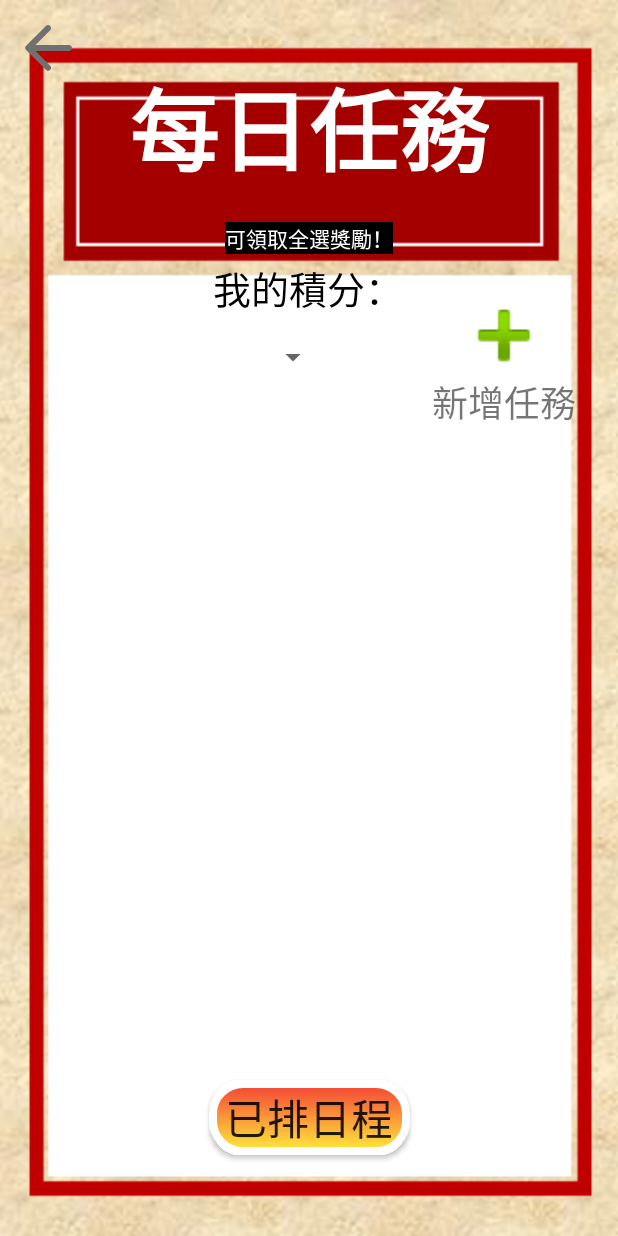
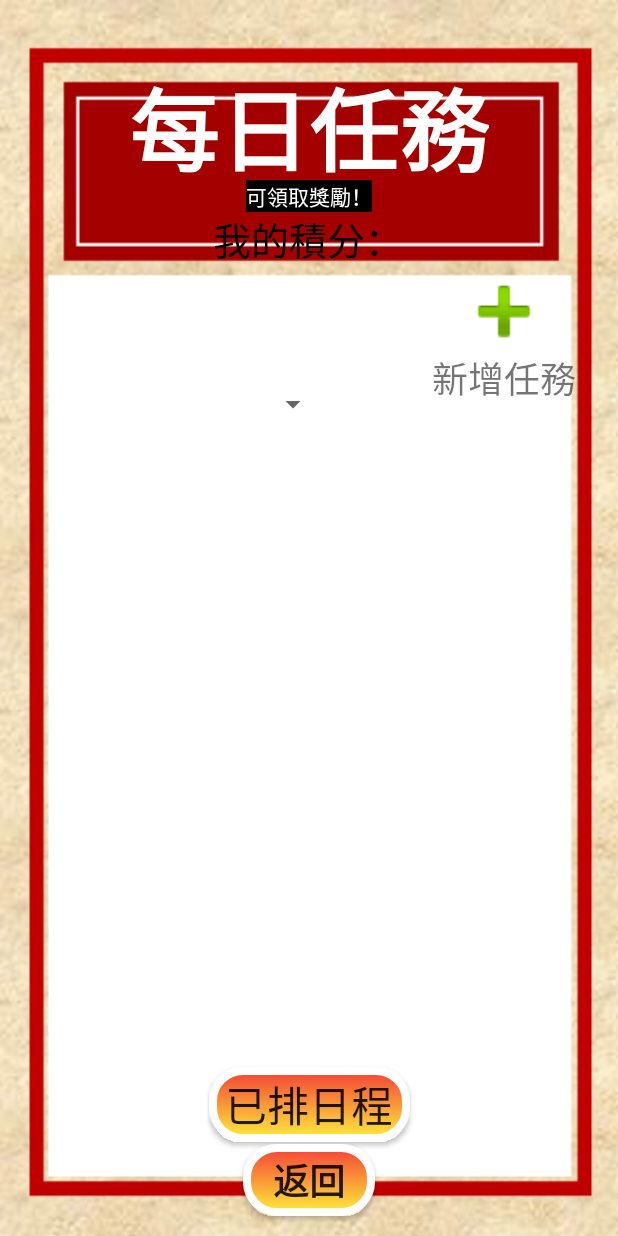
Before and after one commit to Youchenjiang/PokeMeng-OldManGO, an Android app: the screen it shows after launch (TaskAll), after a tap on an icon or button, on a phone screen of 412 x 824 dp. Run offline under Robolectric (Android 15) with nearby library versions, the phone set to English and light mode, and no system bars; our stand-ins replace Firebase (no records; nobody signed in at launch, a user with empty details on screens opened directly); libraries missing offline, so code that uses them is left out: com.hdev.calendar; Roboto replaces fonts that are not available here; 4 statements that could not run were skipped.

```diff
--- a/app/src/main/java/com/PokeMeng/OldManGO/FirstLogin/FacebookGoogle.java
+++ b/app/src/main/java/com/PokeMeng/OldManGO/FirstLogin/FacebookGoogle.java
@@ -44,6 +44,7 @@ public class FacebookGoogle extends AppCompatActivity {
     int currentmaaIndex = 0;
     int currentpaaIndex = 0;
     Handler handler = new Handler();
+
 
     Runnable maaRunnable = new Runnable() {
         @Override
--- a/app/src/main/java/com/PokeMeng/OldManGO/Task/TaskAll.java
+++ b/app/src/main/java/com/PokeMeng/OldManGO/Task/TaskAll.java
@@ -87,7 +87,7 @@ public class TaskAll extends AppCompatActivity {
         });
     }
     private void setupButtons() {
-        findViewById(R.id.TaskAll_returnButton).setOnClickListener(v -> finish());
+        //findViewById(R.id.TaskAll_returnButton).setOnClickListener(v -> finish());
         findViewById(R.id.TaskAll_addImage).setOnClickListener(v -> createTask.launch(new Intent(this, TaskAdd.class)));
         findViewById(R.id.TaskAll_scheduledButton).setOnClickListener(v -> startActivity(new Intent(this, TaskScheduled.class)));
         findViewById(R.id.TaskAll_cheatButton).setOnClickListener(v -> {
--- a/app/src/main/res/layout/task_all.xml
+++ b/app/src/main/res/layout/task_all.xml
@@ -8,32 +8,19 @@
     android:background="@drawable/all_background2"
     tools:context=".Task.TaskAll">
 
-    <ImageButton
-        android:id="@+id/TaskAll_returnButton"
-        android:layout_width="wrap_content"
-        android:layout_height="wrap_content"
-        android:layout_marginStart="8dp"
-        android:layout_marginTop="8dp"
-        android:background="@drawable/task_all_effect_ripple"
-        android:contentDescription="@string/task_returnImageDescription"
-        android:scaleType="centerCrop"
-        android:src="@drawable/task_all_ic_arrow_back"
-        app:layout_constraintStart_toStartOf="parent"
-        app:layout_constraintTop_toTopOf="parent" />
-
     <TextView
         android:id="@+id/TaskAll_pointsText"
         android:layout_width="wrap_content"
         android:layout_height="wrap_content"
+        android:layout_marginTop="140dp"
         android:fontFamily="@font/jfopenhuninn"
-        android:text="@string/TaskAll_points_text"
+        android:text="我的積分："
         android:textColor="@color/black"
         android:textSize="25sp"
-        app:layout_constraintBottom_toTopOf="@+id/TaskAll_guideLine2"
         app:layout_constraintEnd_toEndOf="parent"
         app:layout_constraintHorizontal_bias="0.498"
         app:layout_constraintStart_toStartOf="parent"
-        app:layout_constraintTop_toBottomOf="@+id/TaskAll_hintText" />
+        app:layout_constraintTop_toTopOf="parent" />
 
     <TextView
         android:id="@+id/TaskAll_titleText"
@@ -41,7 +28,7 @@
         android:layout_height="wrap_content"
         android:layout_marginTop="40dp"
         android:fontFamily="@font/jfopenhuninn"
-        android:text="@string/TaskAll_daily_tasks"
+        android:text="每日任務"
         android:textColor="@color/backgroundColor"
         android:textSize="60sp"
         android:textStyle="bold"
@@ -54,7 +41,7 @@
         android:layout_width="72dp"
         android:layout_height="63dp"
         android:layout_marginEnd="40dp"
-        android:contentDescription="@string/TaskAll_add_image"
+        android:contentDescription="addImage"
         app:layout_constraintBottom_toTopOf="@+id/TaskAll_addText"
         app:layout_constraintEnd_toEndOf="parent"
         app:layout_constraintTop_toTopOf="@+id/TaskAll_guideLine2"
@@ -69,21 +56,24 @@
         android:layout_marginEnd="16dp"
         app:layout_constraintEnd_toEndOf="parent"
         app:layout_constraintStart_toStartOf="parent"
-        app:layout_constraintTop_toTopOf="@+id/TaskAll_guideLine3" />
+        app:layout_constraintTop_toTopOf="@+id/TaskAll_guideLine3">
+
+
+    </ListView>
 
     <androidx.constraintlayout.widget.Guideline
         android:id="@+id/TaskAll_guideLine1"
         android:layout_width="wrap_content"
         android:layout_height="wrap_content"
         android:orientation="horizontal"
-        app:layout_constraintGuide_percent="0.18" />
+        app:layout_constraintGuide_percent="0.13" />
 
     <androidx.constraintlayout.widget.Guideline
         android:id="@+id/TaskAll_guideLine2"
         android:layout_width="wrap_content"
         android:layout_height="wrap_content"
         android:orientation="horizontal"
-        app:layout_constraintGuide_percent="0.26" />
+        app:layout_constraintGuide_percent="0.22" />
 
     <TextView
         android:id="@+id/TaskAll_addText"
@@ -91,7 +81,7 @@
         android:layout_height="wrap_content"
         android:layout_marginTop="-5dp"
         android:fontFamily="@font/jfopenhuninn"
-        android:text="@string/TaskAll_add_task"
+        android:text="新增任務"
         android:textSize="24sp"
         app:layout_constraintBottom_toTopOf="@+id/TaskAll_guideLine3"
         app:layout_constraintEnd_toEndOf="@+id/TaskAll_addImage"
@@ -111,7 +101,7 @@
         android:layout_width="wrap_content"
         android:layout_height="wrap_content"
         android:orientation="horizontal"
-        app:layout_constraintGuide_percent="0.88" />
+        app:layout_constraintGuide_percent="0.87" />
 
     <Button
         android:id="@+id/TaskAll_scheduledButton"
@@ -120,32 +110,36 @@
         android:layout_marginTop="-5dp"
         android:background="@drawable/all_style_button"
         android:fontFamily="@font/jfopenhuninn"
-        android:text="@string/TaskAll_scheduled_tasks"
+        android:text="已排日程"
         android:textSize="28sp"
         app:layout_constraintEnd_toEndOf="parent"
         app:layout_constraintStart_toStartOf="parent"
-        app:layout_constraintTop_toTopOf="@+id/TaskAll_guideLine4" />
+        app:layout_constraintTop_toTopOf="@+id/TaskAll_guideLine4"/>
+
 
     <Spinner
         android:id="@+id/TaskAll_dateSpinner"
         android:layout_width="176dp"
         android:layout_height="54dp"
         android:layout_marginStart="16dp"
+        android:layout_marginTop="25dp"
         android:layout_marginEnd="5dp"
+        android:layout_marginBottom="496dp"
         android:minHeight="48dp"
-        app:layout_constraintBottom_toTopOf="@+id/TaskAll_guideLine3"
+        app:layout_constraintBottom_toBottomOf="parent"
         app:layout_constraintEnd_toStartOf="@+id/TaskAll_addImage"
         app:layout_constraintHorizontal_bias="0.264"
         app:layout_constraintStart_toStartOf="parent"
-        app:layout_constraintTop_toTopOf="@+id/TaskAll_guideLine2"
+        app:layout_constraintTop_toBottomOf="@+id/TaskAll_titleText"
         app:layout_constraintVertical_bias="0.738" />
 
     <Button
         android:id="@+id/TaskAll_cheatButton"
         android:layout_width="wrap_content"
         android:layout_height="wrap_content"
-        android:layout_marginEnd="32dp"
-        android:text="@string/TaskAll_cheat_select_all"
+        android:layout_marginTop="104dp"
+        android:layout_marginEnd="40dp"
+        android:text="作弊：全選"
         android:visibility="gone"
         app:layout_constraintEnd_toEndOf="parent"
         app:layout_constraintTop_toTopOf="parent"
@@ -155,12 +149,28 @@
         android:id="@+id/TaskAll_hintText"
         android:layout_width="wrap_content"
         android:layout_height="wrap_content"
+        android:layout_marginTop="120dp"
         android:background="@color/black"
         android:fontFamily="@font/jfopenhuninn"
-        android:text="@string/TaskAll_reward_hint"
+        android:text="可領取獎勵！"
         android:textColor="@color/backgroundColor"
         app:layout_constraintEnd_toEndOf="parent"
         app:layout_constraintStart_toStartOf="parent"
-        app:layout_constraintTop_toTopOf="@+id/TaskAll_guideLine1" />
+        app:layout_constraintTop_toTopOf="parent" />
+
+    <Button
+        android:id="@+id/button16"
+        android:layout_width="wrap_content"
+        android:layout_height="wrap_content"
+        android:layout_marginTop="1dp"
+        android:fontFamily="@font/jfopenhuninn"
+        android:background="@drawable/all_style_button"
+        android:text="返回"
+        android:textSize="24sp"
+        android:textStyle="bold"
+        app:layout_constraintEnd_toEndOf="parent"
+        app:layout_constraintStart_toStartOf="parent"
+        app:layout_constraintTop_toBottomOf="@+id/TaskAll_scheduledButton" />
+
 
 </androidx.constraintlayout.widget.ConstraintLayout>
```
Also changed, not shown: app/src/main/java/com/PokeMeng/OldManGO/DailyCheckIn/CheckIn.java (+35 -50 lines), app/src/main/java/com/PokeMeng/OldManGO/FirstLogin/Logout.java (+4 -8 lines), 2 other files.
